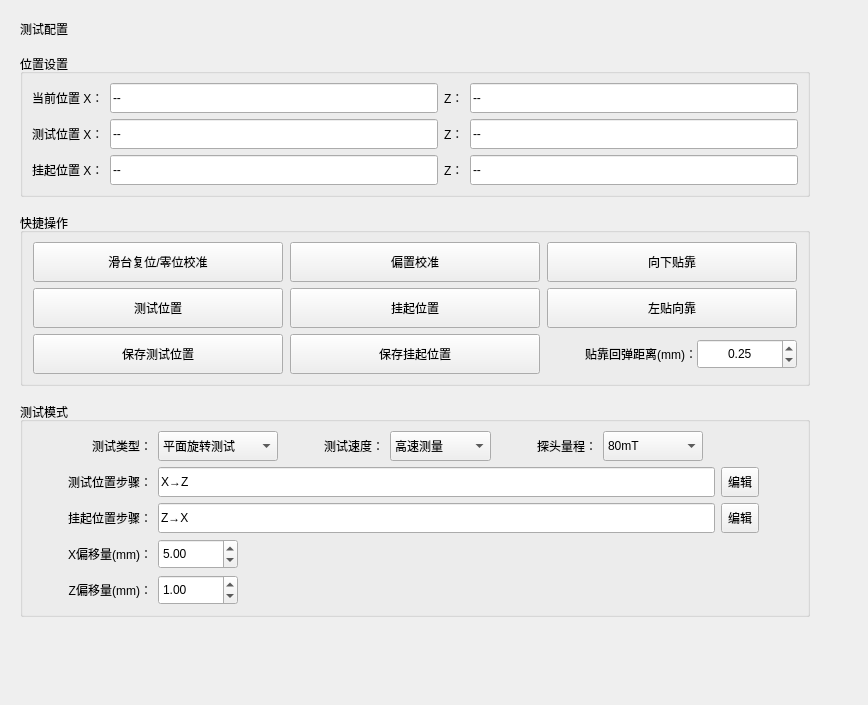
Before: the Qt Designer form src/ui/test_config_panel.ui in IceSugarZxy/MARS-pro, drawn with Qt 5.
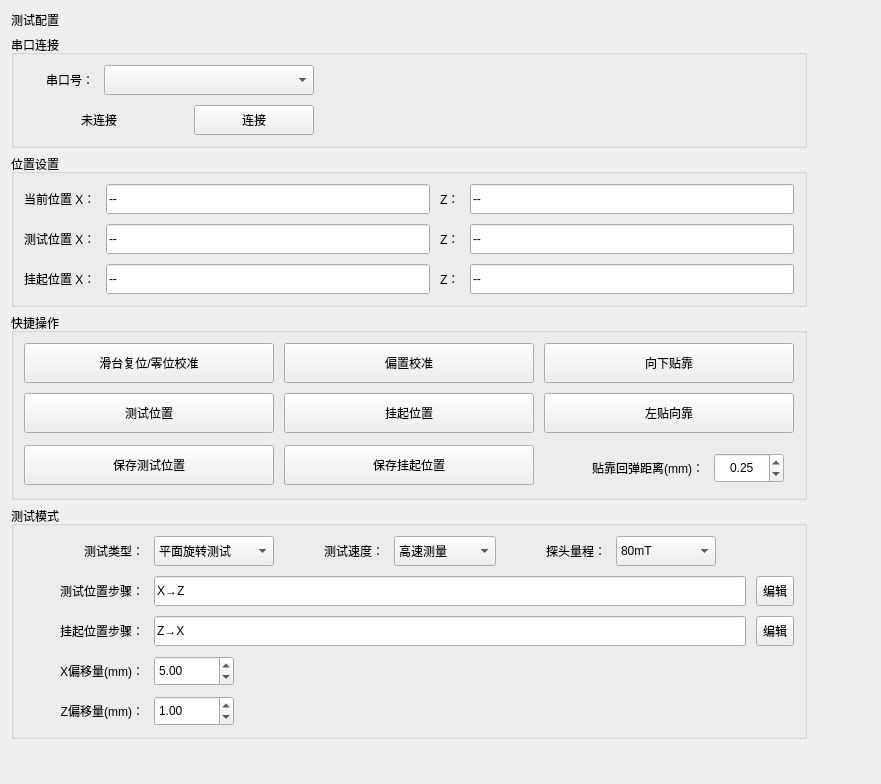
After: the same form once the commit is applied.

Diff of the .ui file:
```diff
--- a/src/ui/test_config_panel.ui
+++ b/src/ui/test_config_panel.ui
@@ -6,49 +6,189 @@
    <rect>
     <x>0</x>
     <y>0</y>
-    <width>868</width>
-    <height>705</height>
+    <width>881</width>
+    <height>784</height>
    </rect>
   </property>
   <property name="windowTitle">
    <string>测试配置</string>
   </property>
-  <layout class="QGridLayout" name="main_layout">
-   <property name="leftMargin">
-    <number>20</number>
-   </property>
-   <property name="topMargin">
-    <number>20</number>
-   </property>
-   <property name="rightMargin">
-    <number>20</number>
-   </property>
-   <property name="bottomMargin">
-    <number>20</number>
-   </property>
-   <property name="spacing">
-    <number>16</number>
-   </property>
+  <layout class="QGridLayout" name="gridLayout_2">
+   <item row="0" column="0">
+    <widget class="QLabel" name="panel_title">
+     <property name="text">
+      <string>测试配置</string>
+     </property>
+    </widget>
+   </item>
+   <item row="0" column="1" rowspan="5">
+    <spacer name="horizontalSpacer">
+     <property name="orientation">
+      <enum>Qt::Horizontal</enum>
+     </property>
+     <property name="sizeHint" stdset="0">
+      <size>
+       <width>40</width>
+       <height>20</height>
+      </size>
+     </property>
+    </spacer>
+   </item>
    <item row="1" column="0">
-    <layout class="QVBoxLayout" name="pos_section_layout">
+    <widget class="QGroupBox" name="serial_group">
+     <property name="title">
+      <string>串口连接</string>
+     </property>
+     <layout class="QGridLayout" name="gridLayout">
      <property name="leftMargin">
-      <number>0</number>
+         <number>10</number>
      </property>
      <property name="topMargin">
-      <number>0</number>
+         <number>10</number>
      </property>
      <property name="rightMargin">
-      <number>0</number>
+         <number>10</number>
      </property>
      <property name="bottomMargin">
-      <number>0</number>
-     </property>
-     <item>
+         <number>10</number>
+      </property>
+      <property name="spacing">
+         <number>10</number>
+      </property>
+      <item row="0" column="0">
+       <widget class="QLabel" name="label_port">
+        <property name="sizePolicy">
+         <sizepolicy hsizetype="Preferred" vsizetype="Fixed">
+          <horstretch>0</horstretch>
+          <verstretch>0</verstretch>
+         </sizepolicy>
+        </property>
+        <property name="minimumSize">
+         <size>
+          <width>0</width>
+          <height>30</height>
+         </size>
+        </property>
+        <property name="maximumSize">
+         <size>
+          <width>16777215</width>
+          <height>16777215</height>
+         </size>
+        </property>
+        <property name="text">
+         <string>串口号：</string>
+        </property>
+        <property name="alignment">
+         <set>Qt::AlignRight|Qt::AlignTrailing|Qt::AlignVCenter</set>
+        </property>
+       </widget>
+      </item>
+      <item row="0" column="4" rowspan="2">
+       <spacer name="serial_horizontal_spacer">
+        <property name="orientation">
+         <enum>Qt::Horizontal</enum>
+        </property>
+        <property name="sizeHint" stdset="0">
+         <size>
+          <width>40</width>
+          <height>20</height>
+         </size>
+        </property>
+       </spacer>
+      </item>
+      <item row="1" column="0" colspan="2">
+       <widget class="QLabel" name="serial_status_label">
+        <property name="sizePolicy">
+         <sizepolicy hsizetype="Preferred" vsizetype="Fixed">
+          <horstretch>0</horstretch>
+          <verstretch>0</verstretch>
+         </sizepolicy>
+        </property>
+        <property name="minimumSize">
+         <size>
+          <width>150</width>
+          <height>30</height>
+         </size>
+        </property>
+        <property name="maximumSize">
+         <size>
+          <width>16777215</width>
+          <height>16777215</height>
+         </size>
+        </property>
+        <property name="text">
+         <string>未连接</string>
+        </property>
+        <property name="alignment">
+         <set>Qt::AlignCenter</set>
+        </property>
+       </widget>
+      </item>
+      <item row="0" column="1" colspan="3">
+       <widget class="QComboBox" name="port_combo">
+        <property name="sizePolicy">
+         <sizepolicy hsizetype="Preferred" vsizetype="Fixed">
+          <horstretch>0</horstretch>
+          <verstretch>0</verstretch>
+         </sizepolicy>
+        </property>
+        <property name="minimumSize">
+         <size>
+          <width>120</width>
+          <height>30</height>
+         </size>
+        </property>
+        <property name="maximumSize">
+         <size>
+          <width>16777215</width>
+          <height>16777215</height>
+         </size>
+        </property>
+       </widget>
+      </item>
+      <item row="1" column="3">
+       <widget class="QPushButton" name="btnSuccess">
+        <property name="sizePolicy">
+         <sizepolicy hsizetype="Preferred" vsizetype="Fixed">
+          <horstretch>0</horstretch>
+          <verstretch>0</verstretch>
+         </sizepolicy>
+        </property>
+        <property name="minimumSize">
+         <size>
+          <width>120</width>
+          <height>30</height>
+         </size>
+        </property>
+        <property name="text">
+         <string>连接</string>
+        </property>
+       </widget>
+      </item>
+     </layout>
+    </widget>
+   </item>
+   <item row="2" column="0">
       <widget class="QGroupBox" name="pos_group">
        <property name="title">
         <string>位置设置</string>
        </property>
        <layout class="QGridLayout" name="pos_layout">
+      <property name="leftMargin">
+         <number>10</number>
+      </property>
+      <property name="topMargin">
+         <number>10</number>
+      </property>
+      <property name="rightMargin">
+         <number>10</number>
+      </property>
+      <property name="bottomMargin">
+         <number>10</number>
+      </property>
+      <property name="spacing">
+         <number>10</number>
+      </property>
         <item row="0" column="0">
          <widget class="QLabel" name="label_x">
           <property name="minimumSize">
@@ -226,28 +366,27 @@
        </layout>
       </widget>
      </item>
-    </layout>
-   </item>
-   <item row="2" column="0">
-    <layout class="QVBoxLayout" name="action_section_layout">
-     <property name="leftMargin">
-      <number>0</number>
-     </property>
-     <property name="topMargin">
-      <number>0</number>
-     </property>
-     <property name="rightMargin">
-      <number>0</number>
-     </property>
-     <property name="bottomMargin">
-      <number>0</number>
-     </property>
-     <item>
+   <item row="3" column="0">
       <widget class="QGroupBox" name="action_group">
        <property name="title">
         <string>快捷操作</string>
        </property>
        <layout class="QGridLayout" name="action_layout">
+      <property name="leftMargin">
+         <number>10</number>
+      </property>
+      <property name="topMargin">
+         <number>10</number>
+      </property>
+      <property name="rightMargin">
+         <number>10</number>
+      </property>
+      <property name="bottomMargin">
+         <number>10</number>
+      </property>
+      <property name="spacing">
+         <number>10</number>
+      </property>
         <item row="0" column="1">
          <widget class="QPushButton" name="btn_offset">
           <property name="sizePolicy">
@@ -314,19 +453,19 @@
           </property>
           <layout class="QHBoxLayout" name="horizontalLayout">
            <property name="spacing">
-            <number>0</number>
+         <number>10</number>
            </property>
            <property name="leftMargin">
-            <number>0</number>
+         <number>10</number>
            </property>
            <property name="topMargin">
-            <number>0</number>
+         <number>10</number>
            </property>
            <property name="rightMargin">
-            <number>0</number>
+         <number>10</number>
            </property>
            <property name="bottomMargin">
-            <number>0</number>
+         <number>10</number>
            </property>
            <item>
             <widget class="QLabel" name="label_retract_distance">
@@ -528,28 +667,27 @@
        </layout>
       </widget>
      </item>
-    </layout>
-   </item>
-   <item row="3" column="0">
-    <layout class="QVBoxLayout" name="action_section_layout_2">
-     <property name="leftMargin">
-      <number>0</number>
-     </property>
-     <property name="topMargin">
-      <number>0</number>
-     </property>
-     <property name="rightMargin">
-      <number>0</number>
-     </property>
-     <property name="bottomMargin">
-      <number>0</number>
-     </property>
-     <item>
+   <item row="4" column="0">
       <widget class="QGroupBox" name="test_type_group">
        <property name="title">
         <string>测试模式</string>
        </property>
        <layout class="QGridLayout" name="action_layout_2">
+      <property name="leftMargin">
+         <number>10</number>
+      </property>
+      <property name="topMargin">
+         <number>10</number>
+      </property>
+      <property name="rightMargin">
+         <number>10</number>
+      </property>
+      <property name="bottomMargin">
+         <number>10</number>
+      </property>
+      <property name="spacing">
+         <number>10</number>
+      </property>
         <item row="2" column="17">
          <widget class="QToolButton" name="btn_test_edit_scheme">
           <property name="minimumSize">
@@ -675,19 +813,6 @@
           </property>
          </widget>
         </item>
-        <item row="1" column="18" rowspan="5">
-         <spacer name="horizontalSpacer">
-          <property name="orientation">
-           <enum>Qt::Horizontal</enum>
-          </property>
-          <property name="sizeHint" stdset="0">
-           <size>
-            <width>40</width>
-            <height>20</height>
-           </size>
-          </property>
-         </spacer>
-        </item>
         <item row="3" column="0">
          <widget class="QLabel" name="label_scheme_suspend">
           <property name="sizePolicy">
@@ -1000,9 +1125,7 @@
        </layout>
       </widget>
      </item>
-    </layout>
-   </item>
-   <item row="4" column="0">
+   <item row="5" column="0">
     <spacer name="verticalSpacer">
      <property name="orientation">
       <enum>Qt::Vertical</enum>
@@ -1015,26 +1138,6 @@
      </property>
     </spacer>
    </item>
-   <item row="0" column="0">
-    <widget class="QLabel" name="panel_title">
-     <property name="text">
-      <string>测试配置</string>
-     </property>
-    </widget>
-   </item>
-   <item row="1" column="1" rowspan="3">
-    <spacer name="horizontalSpacer_2">
-     <property name="orientation">
-      <enum>Qt::Horizontal</enum>
-     </property>
-     <property name="sizeHint" stdset="0">
-      <size>
-       <width>40</width>
-       <height>20</height>
-      </size>
-     </property>
-    </spacer>
-   </item>
   </layout>
  </widget>
  <resources/>
```
Lines whose indentation alone changed are shown as unchanged.
